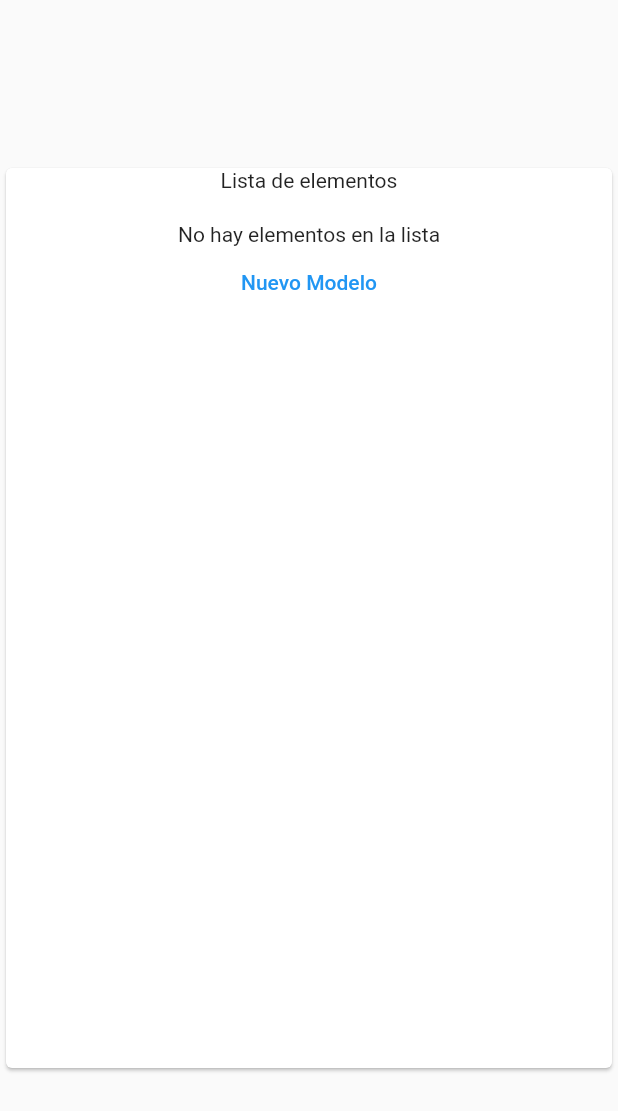
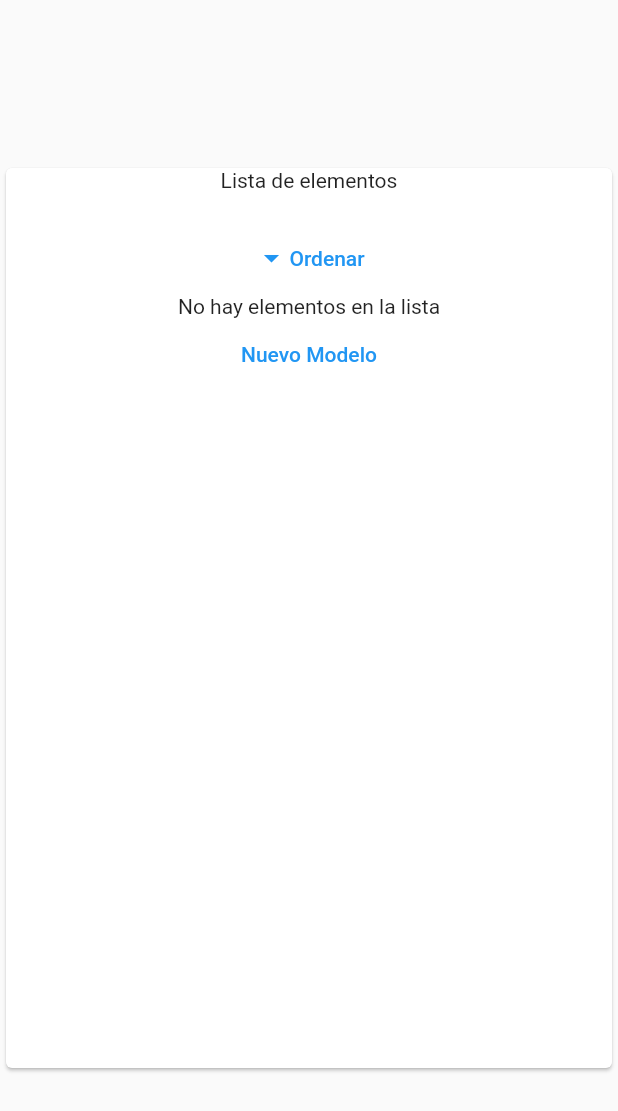
Before and after one commit to federicoLRoblesistemas/proyecto_prueba, a Flutter app: the screen it shows after launch, on a phone screen of 412 x 824 dp. Shown: the top 1111 px of the screen. Run offline on Flutter 3.47's test engine with Material 2 defaults, Android fonts, the phone set to English and light mode, and no system bars; our stand-ins replace bloc, equatable, flutter_bloc.

Commit message:
se sube funcionalidad completa

```diff
--- a/lib/src/page/home_page.dart
+++ b/lib/src/page/home_page.dart
@@ -52,7 +52,7 @@ class ViewLista extends StatelessWidget {
       builder: (context, state) {
         return Center(
             child: Card(
-          child: Container(
+          child: SizedBox(
             height: 600,
             width: 500,
             child: Column(
@@ -61,6 +61,16 @@ class ViewLista extends StatelessWidget {
                 const SizedBox(
                   height: 20,
                 ),
+                TextButton(onPressed: (){
+                  context.read<BlocPruebaBloc>().add(const OnOrdenarModeloPrueba());
+                },
+                child: Row(
+                  mainAxisSize: MainAxisSize.min,
+                  children: const[
+                    Icon(Icons.arrow_drop_down),
+                    Text('Ordenar'),
+                  ],
+                )),
                 state.lstpruebaModel.isNotEmpty
                     ? DataTable(
                         horizontalMargin: 0,
```
Also changed, not shown: lib/src/bloc/blocPrueba/bloc_prueba_bloc.dart (+20 -2 lines).
